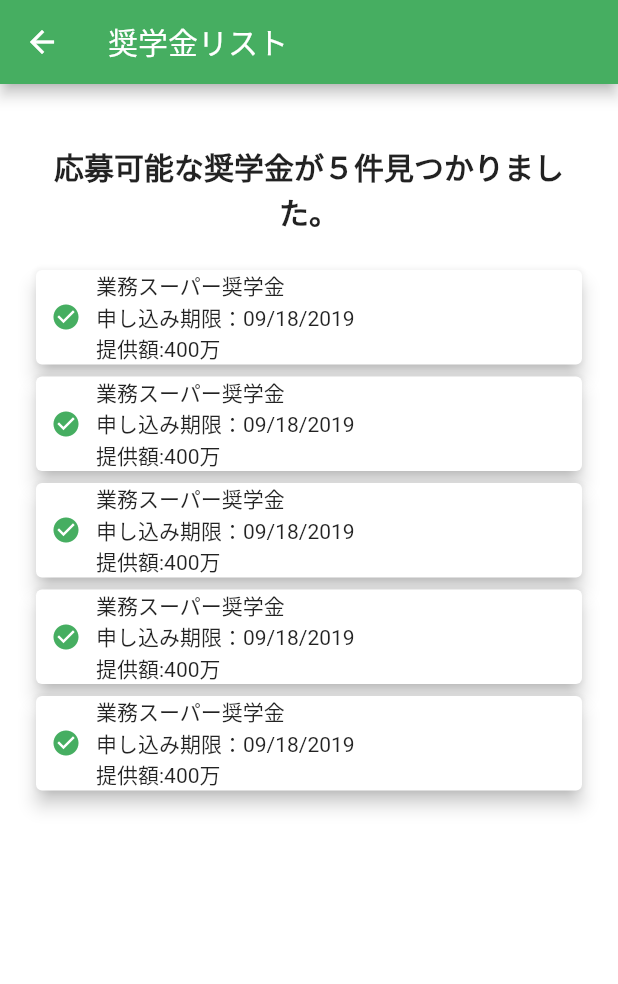
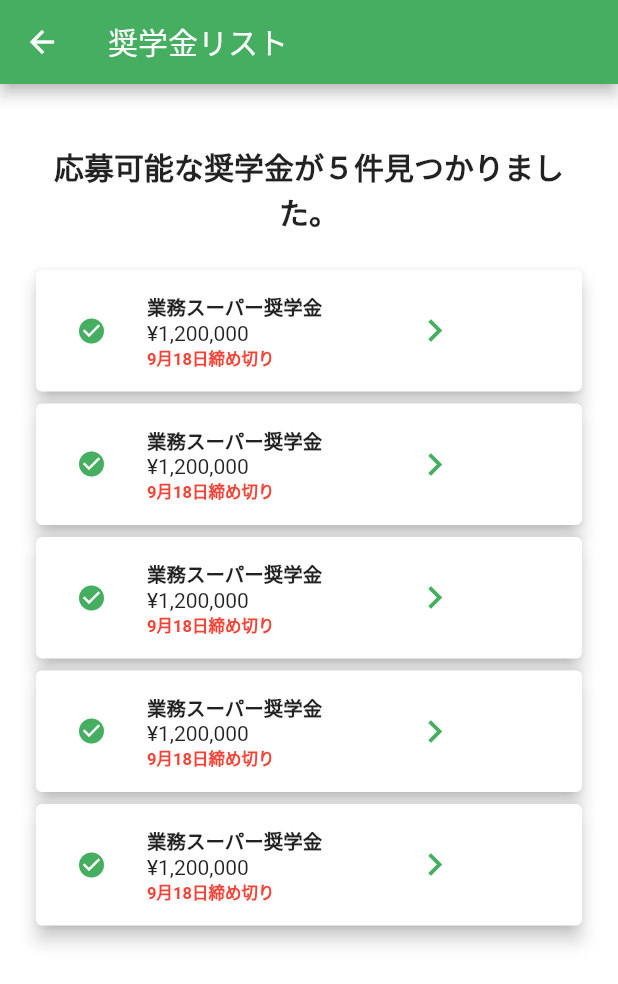
Before and after one commit to mafreud/developer_bidding, a Flutter app: the ScholarshipsScreen screen opened directly, on a phone screen of 412 x 824 dp. Shown: the top 984 px of the screen. Run offline on Flutter 3.47's test engine with Material 2 defaults, Android fonts, the light colour scheme and no system bars; our stand-ins replace animated_text_kit, cloud_firestore, firebase_auth, modal_progress_hud; accounts and stored records are empty.

Commit message:
change scholarships card

```diff
--- a/lib/components/scholarship_card.dart
+++ b/lib/components/scholarship_card.dart
@@ -13,20 +13,36 @@
     return Card(
       child: Row(
         children: <Widget>[
-          SizedBox(
-            width: 10.0,
+          Padding(
+            padding: const EdgeInsets.all(27.0),
+            child:
+                Icon(Icons.check_circle, color: easyFundMainColor, size: 20.0),
           ),
-          Icon(Icons.check_circle, color: easyFundMainColor, size: 20.0),
-          SizedBox(
-            width: 10.0,
+          Padding(
+            padding: const EdgeInsets.only(top: 15.0, bottom: 15.0),
+            child: Column(
+              crossAxisAlignment: CrossAxisAlignment.start,
+              children: <Widget>[
+                Text(
+                  '業務スーパー奨学金',
+                  style: TextStyle(fontSize: 13.0, fontWeight: FontWeight.bold),
+                ),
+                Text('¥1,200,000'),
+                Text(
+                  '9月18日締め切り',
+                  style: TextStyle(
+                      color: Colors.red,
+                      fontSize: 11.0,
+                      fontWeight: FontWeight.bold),
+                ),
+              ],
+            ),
           ),
-          Column(
-            crossAxisAlignment: CrossAxisAlignment.start,
-            children: <Widget>[
-              Text('業務スーパー奨学金'),
-              Text('申し込み期限：09/18/2019'),
-              Text('提供額:400万')
-            ],
+          SizedBox(width: 60.0),
+          Icon(
+            Icons.keyboard_arrow_right,
+            color: easyFundMainColor,
+            size: 30.0,
           ),
         ],
       ),
```
Also changed, not shown: 1 other file.
